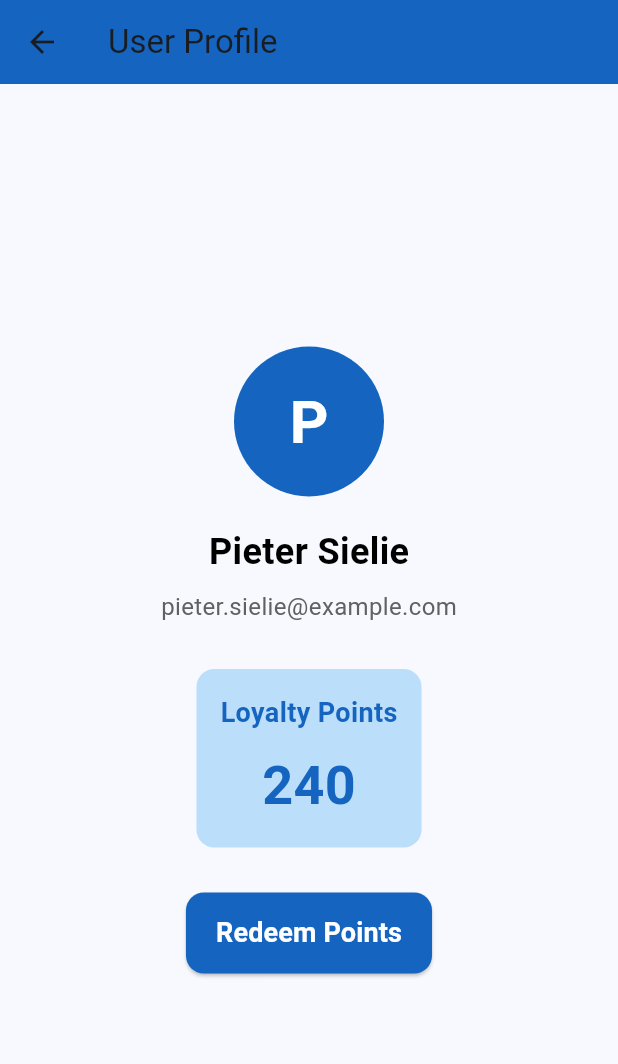
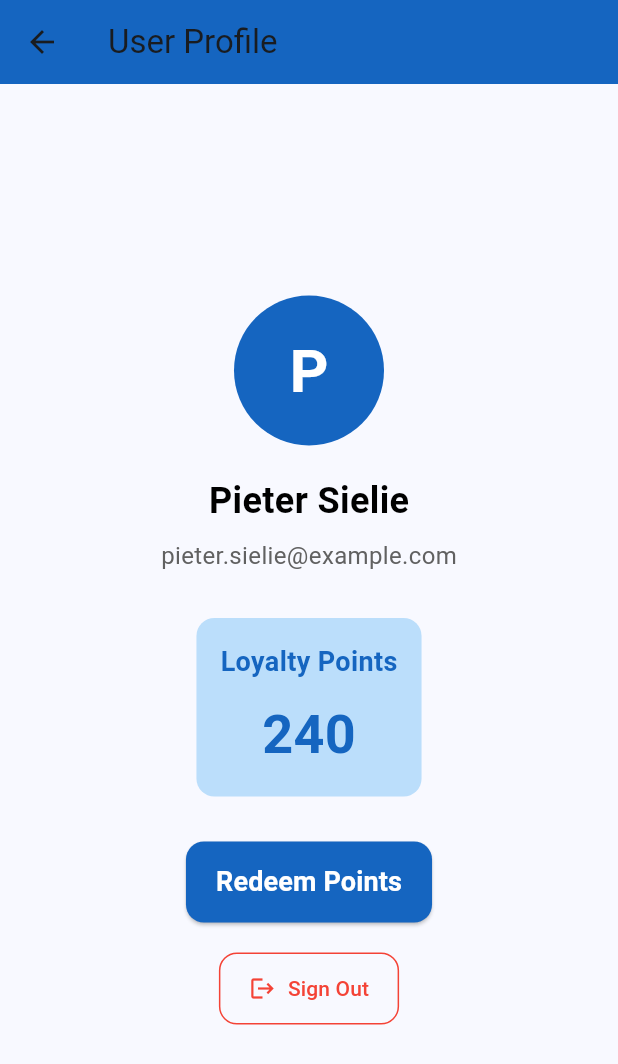
Before and after one commit to KoltzowLJ/slink_application, a Flutter app: the screen it shows once a user with an empty profile is signed in, after a tap on "User Profile", on a phone screen of 412 x 824 dp. Shown: the top 1064 px of the screen. Run offline on Flutter 3.47's test engine with Material 3 defaults, Android fonts, the phone set to English and light mode, and no system bars; our stand-ins replace firebase_auth, firebase_core; accounts and stored records are empty; network calls fail.

Commit message:
Update Recommended Changes
VSCode Recommended Flutter Changes

```diff
--- a/lib/pages/home_page.dart
+++ b/lib/pages/home_page.dart
@@ -11,7 +11,7 @@ class HomePage extends StatefulWidget {
   final List<Product> wishlist;
   final Function(Product) addToCart;
 
-  HomePage({required this.wishlist, required this.addToCart});
+  const HomePage({super.key, required this.wishlist, required this.addToCart});
 
   @override
   _HomePageState createState() => _HomePageState();
@@ -75,7 +75,7 @@ class _HomePageState extends State<HomePage> {
     return Scaffold(
       appBar: AppBar(
         backgroundColor: Colors.blue[800],
-        title: Text(
+        title: const Text(
           'SLINK Home',
           style: TextStyle(
             fontWeight: FontWeight.bold,
@@ -84,7 +84,7 @@ class _HomePageState extends State<HomePage> {
         ),
         actions: [
           IconButton(
-            icon: Icon(Icons.favorite, color: Colors.white),
+            icon: const Icon(Icons.favorite, color: Colors.white),
             onPressed: () {
               Navigator.push(
                 context,
@@ -99,7 +99,7 @@ class _HomePageState extends State<HomePage> {
             },
           ),
           IconButton(
-            icon: Icon(Icons.shopping_cart, color: Colors.white),
+            icon: const Icon(Icons.shopping_cart, color: Colors.white),
             onPressed: () {
               Navigator.push(
                 context,
@@ -117,7 +117,7 @@ class _HomePageState extends State<HomePage> {
             },
           ),
           IconButton(
-            icon: Icon(Icons.person, color: Colors.white),
+            icon: const Icon(Icons.person, color: Colors.white),
             onPressed: () {
               Navigator.push(
                 context,
@@ -131,7 +131,7 @@ class _HomePageState extends State<HomePage> {
         crossAxisAlignment: CrossAxisAlignment.center,
         children: [
           _buildBanner(),
-          SizedBox(height: 16),
+          const SizedBox(height: 16),
           Padding(
             padding: const EdgeInsets.symmetric(horizontal: 16.0),
             child: Column(
@@ -153,7 +153,7 @@ class _HomePageState extends State<HomePage> {
                     );
                   },
                 ),
-                SizedBox(height: 16),
+                const SizedBox(height: 16),
                 _buildActionButton(
                   icon: Icons.schedule,
                   label: 'Book a Session',
@@ -165,7 +165,7 @@ class _HomePageState extends State<HomePage> {
                     );
                   },
                 ),
-                SizedBox(height: 16),
+                const SizedBox(height: 16),
                 _buildActionButton(
                   icon: Icons.history,
                   label: 'Order History',
@@ -177,7 +177,7 @@ class _HomePageState extends State<HomePage> {
                     );
                   },
                 ),
-                SizedBox(height: 16),
+                const SizedBox(height: 16),
                 _buildActionButton(
                   icon: Icons.person,
                   label: 'User Profile',
@@ -205,9 +205,10 @@ class _HomePageState extends State<HomePage> {
     return ElevatedButton.icon(
       onPressed: onPressed,
       icon: Icon(icon, size: 24, color: Colors.white),
-      label: Text(label, style: TextStyle(fontSize: 18, color: Colors.white)),
+      label: Text(label,
+          style: const TextStyle(fontSize: 18, color: Colors.white)),
       style: ElevatedButton.styleFrom(
-        minimumSize: Size(double.infinity, 50),
+        minimumSize: const Size(double.infinity, 50),
         backgroundColor: Colors.blue[800],
         shape: RoundedRectangleBorder(
           borderRadius: BorderRadius.circular(12),
@@ -222,16 +223,16 @@ class _HomePageState extends State<HomePage> {
       width: double.infinity,
       decoration: BoxDecoration(
         color: Colors.blue[100],
-        image: DecorationImage(
+        image: const DecorationImage(
           image: NetworkImage('https://example.com/banner.png'),
           fit: BoxFit.cover,
         ),
-        borderRadius: BorderRadius.only(
+        borderRadius: const BorderRadius.only(
           bottomLeft: Radius.circular(20),
           bottomRight: Radius.circular(20),
         ),
       ),
-      child: Center(
+      child: const Center(
         child: Text(
           'Welcome to SLINK!',
           style: TextStyle(
--- a/lib/pages/user_profile_page.dart
+++ b/lib/pages/user_profile_page.dart
@@ -1,5 +1,6 @@
 import 'package:flutter/material.dart';
 import '../models/user.dart';
+import '../service/auth_service.dart';
 
 class UserProfilePage extends StatelessWidget {
   final User user = User(
@@ -8,12 +9,16 @@ class UserProfilePage extends StatelessWidget {
     loyaltyPoints: 240,
   );
 
+  UserProfilePage({super.key});
+
+  final AuthService _authService = AuthService();
+
   @override
   Widget build(BuildContext context) {
     return Scaffold(
       appBar: AppBar(
         backgroundColor: Colors.blue[800]!,
-        title: Text('User Profile'),
+        title: const Text('User Profile'),
       ),
       body: Center(
         // Add Center widget here
@@ -29,23 +34,23 @@ class UserProfilePage extends StatelessWidget {
                 backgroundColor: Colors.blue[800]!,
                 child: Text(
                   user.name[0],
-                  style: TextStyle(
+                  style: const TextStyle(
                     fontSize: 40,
                     fontWeight: FontWeight.bold,
                     color: Colors.white,
                   ),
                 ),
               ),
-              SizedBox(height: 20),
+              const SizedBox(height: 20),
               Text(
                 user.name,
-                style: TextStyle(
+                style: const TextStyle(
                   fontSize: 24,
                   fontWeight: FontWeight.bold,
                   color: Colors.black,
                 ),
               ),
-              SizedBox(height: 8),
+              const SizedBox(height: 8),
               Text(
                 user.email,
                 style: TextStyle(
@@ -53,9 +58,9 @@ class UserProfilePage extends StatelessWidget {
                   color: Colors.grey[700],
                 ),
               ),
-              SizedBox(height: 30),
+              const SizedBox(height: 30),
               Container(
-                padding: EdgeInsets.all(16.0),
+                padding: const EdgeInsets.all(16.0),
                 decoration: BoxDecoration(
                   color: Colors.blue[100],
                   borderRadius: BorderRadius.circular(12),
@@ -70,7 +75,7 @@ class UserProfilePage extends StatelessWidget {
                         color: Colors.blue[800]!,
                       ),
                     ),
-                    SizedBox(height: 10),
+                    const SizedBox(height: 10),
                     Text(
                       '${user.loyaltyPoints}',
                       style: TextStyle(
@@ -82,19 +87,50 @@ class UserProfilePage extends StatelessWidget {
                   ],
                 ),
               ),
-              SizedBox(height: 30),
+              const SizedBox(height: 30),
               ElevatedButton(
                 onPressed: () {
                   // Implement reward redemption here
                 },
+                style: ElevatedButton.styleFrom(
+                  backgroundColor: Colors.blue[800]!,
+                  foregroundColor: Colors.white,
+                  padding:
+                      const EdgeInsets.symmetric(vertical: 14, horizontal: 20),
+                  shape: RoundedRectangleBorder(
+                    borderRadius: BorderRadius.circular(12),
+                  ),
+                ),
                 child: Text(
                   'Redeem Points',
                   style: TextStyle(fontSize: 18, fontWeight: FontWeight.bold),
                 ),
-                style: ElevatedButton.styleFrom(
-                  backgroundColor: Colors.blue[800]!,
-                  foregroundColor: Colors.white,
-                  padding: EdgeInsets.symmetric(vertical: 14, horizontal: 20),
+              ),
+              const SizedBox(height: 20),
+              OutlinedButton.icon(
+                onPressed: () async {
+                  try {
+                    await _authService.signOut();
+                    Navigator.of(context).pushNamedAndRemoveUntil(
+                      '/login',
+                      (Route<dynamic> route) => false,
+                    );
+                  } catch (e) {
+                    ScaffoldMessenger.of(context).showSnackBar(
+                      SnackBar(
+                        content: Text('Error signing out: ${e.toString()}'),
+                        backgroundColor: Colors.red,
+                      ),
+                    );
+                  }
+                },
+                icon: const Icon(Icons.logout),
+                label: const Text('Sign Out'),
+                style: OutlinedButton.styleFrom(
+                  foregroundColor: Colors.red,
+                  side: const BorderSide(color: Colors.red),
+                  padding:
+                      const EdgeInsets.symmetric(vertical: 14, horizontal: 20),
                   shape: RoundedRectangleBorder(
                     borderRadius: BorderRadius.circular(12),
                   ),
```
Also changed, not shown: lib/pages/cart_page.dart (+19 -17 lines), lib/pages/order_history_page.dart (+10 -8 lines), lib/pages/product_detail_page.dart (+22 -20 lines), lib/pages/product_list_page.dart (+6 -5 lines), lib/pages/session_detail_page.dart (+13 -13 lines), lib/pages/session_list_page.dart (+9 -7 lines), lib/pages/wishlist_page.dart (+7 -6 lines).
